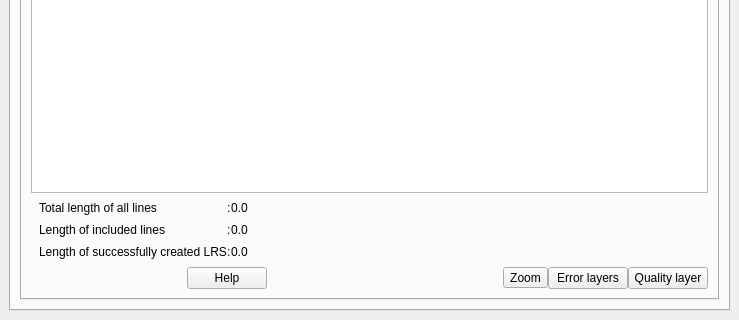
First picture: the form in lrs/ui/ui_lrsdockwidget.ui, repository blazek/lrs, before the edit; both pictures show x 0 to 739 and y 250 to 570 of the 739 by 570 pixel window.
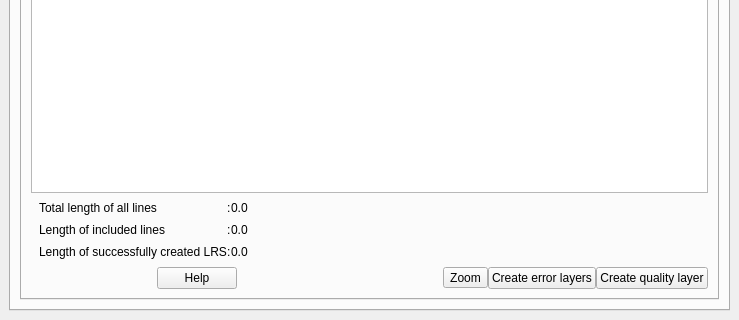
Second picture: the form after the edit. The open tabs and pages were chosen to show the change.

Commit message: implemented event/measure methods in lrs layer subclasses

The edit to the form file:
```diff
--- a/lrs/ui/ui_lrsdockwidget.ui
+++ b/lrs/ui/ui_lrsdockwidget.ui
@@ -1059,14 +1059,14 @@
                     <string>Add layers of errors to map view</string>
                    </property>
                    <property name="text">
-                    <string>Error layers</string>
+                    <string>Create error layers</string>
                    </property>
                   </widget>
                  </item>
                  <item>
                   <widget class="QPushButton" name="addQualityLayerButton">
                    <property name="text">
-                    <string>Quality layer</string>
+                    <string>Create quality layer</string>
                    </property>
                   </widget>
                  </item>
```
Left out of the diff: 3 changed lines with no effect on the pictures. The commit also changes 11 other files.
